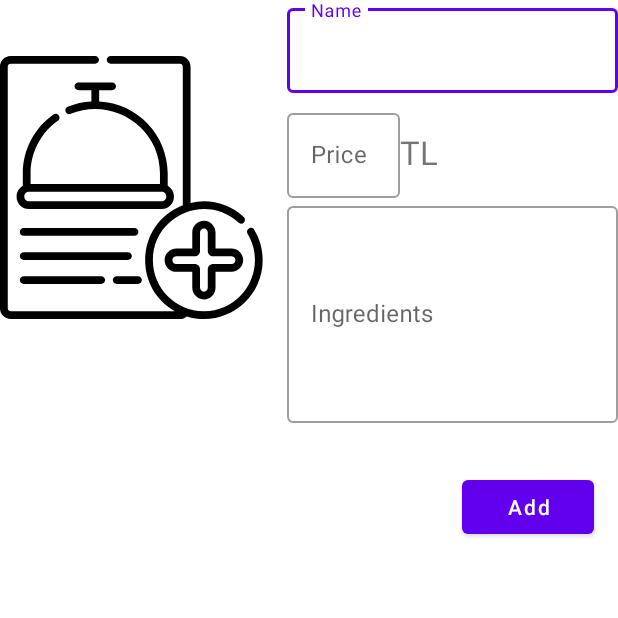
After one commit to yusufarisoy/food-ordering-application, an Android app: the fragment MealAddingFragment shown on its own in the app's theme, on a phone screen of 412 x 824 dp, the top half of it. The commit adds this screen. Run offline under Robolectric (Android 15) with nearby library versions, the phone set to English and light mode, and no system bars; network calls fail.

Commit message:
meal adding xml added

```diff
--- a/app/src/main/AndroidManifest.xml
+++ b/app/src/main/AndroidManifest.xml
@@ -3,11 +3,13 @@
     package="com.kodluyoruz.yahnifood">
 
     <uses-permission android:name="android.permission.INTERNET"/>
+    <uses-permission android:name="android.permission.READ_EXTERNAL_STORAGE"/>
 
     <application
         android:allowBackup="true"
         android:icon="@mipmap/ic_launcher"
         android:label="@string/app_name"
+        android:usesCleartextTraffic="true"
         android:roundIcon="@mipmap/ic_launcher_round"
         android:supportsRtl="true"
         android:theme="@style/Theme.YahniFood">
--- a/app/src/main/java/com/kodluyoruz/yahnifood/service/ApiService.kt
+++ b/app/src/main/java/com/kodluyoruz/yahnifood/service/ApiService.kt
@@ -49,6 +49,7 @@ interface ApiService {
                        @Field("phone_number") phone_number: String,
 
 
+
     ): Call<RestaurantsResponse>
 
     @POST("orders")
--- a/app/src/main/java/com/kodluyoruz/yahnifood/service/RetrofitHelper.kt
+++ b/app/src/main/java/com/kodluyoruz/yahnifood/service/RetrofitHelper.kt
@@ -45,12 +45,11 @@ class RetrofitHelper {
         .build()
 
     private var retrofit: Retrofit = Retrofit.Builder()
-        .baseUrl("http://localhost:3000/")
+        .baseUrl("http://10.0.2.2:3000/")
         .addConverterFactory(GsonConverterFactory.create())
         .client(okhttp)
         .build()
     var service:ApiService = retrofit.create(ApiService::class.java)
-
 
 
     fun listUsers(callBack: UserResponseHandler) {
--- /dev/null
+++ b/app/src/main/java/com/kodluyoruz/yahnifood/ui/meal_adding/MealAddingFragment.kt
@@ -0,0 +1,108 @@
+package com.kodluyoruz.yahnifood.ui.meal_adding
+
+import android.Manifest
+import android.app.Activity.RESULT_OK
+import android.content.Intent
+import android.content.pm.PackageManager
+import android.graphics.Bitmap
+import android.graphics.ImageDecoder
+import android.net.Uri
+import android.os.Build
+import android.os.Bundle
+import android.provider.MediaStore
+import android.view.LayoutInflater
+import android.view.View
+import android.view.ViewGroup
+import android.widget.ImageView
+import androidx.annotation.Nullable
+import androidx.core.app.ActivityCompat
+import androidx.core.content.ContextCompat.checkSelfPermission
+import androidx.lifecycle.ViewModelProvider
+import com.kodluyoruz.yahnifood.databinding.FragmentMealAddingBinding
+import com.kodluyoruz.yahnifood.ui.base.BaseFragment
+import java.io.IOException
+
+
+class MealAddingFragment: BaseFragment() {
+    private lateinit var image : ImageView
+    private lateinit var binding : FragmentMealAddingBinding
+    private val viewModel: MealAddingViewModel by lazy {
+        ViewModelProvider(this).get(MealAddingViewModel::class.java)
+    }
+    var selectedImage: Bitmap? = null
+    var imageData: Uri? = null
+    override fun onCreateView(
+        inflater: LayoutInflater,
+        container: ViewGroup?,
+        savedInstanceState: Bundle?
+    ): View? {
+        binding = FragmentMealAddingBinding.inflate(inflater,container,false)
+        return binding.root
+    }
+
+    override fun onViewCreated(view: View, savedInstanceState: Bundle?) {
+        super.onViewCreated(view, savedInstanceState)
+        initViews()
+        image.setOnClickListener {
+            if (checkSelfPermission(
+                    requireContext(),
+                    Manifest.permission.READ_EXTERNAL_STORAGE
+                ) != PackageManager.PERMISSION_GRANTED
+            ) {
+                ActivityCompat.requestPermissions(
+                    requireActivity(),
+                    arrayOf(Manifest.permission.READ_EXTERNAL_STORAGE),
+                    1
+                )
+            } else {
+                val intentToGallery =
+                    Intent(Intent.ACTION_PICK, MediaStore.Images.Media.EXTERNAL_CONTENT_URI)
+                startActivityForResult(intentToGallery, 2)
+            }
+        }
+    }
+    fun initViews(){
+        image = binding.mealPhoto
+        viewModel.add()
+    }
+
+    override fun onRequestPermissionsResult(
+        requestCode: Int,
+        permissions: Array<String?>,
+        grantResults: IntArray
+    ) {
+        if (requestCode == 1) {
+            if (grantResults.size > 0 && grantResults[0] == PackageManager.PERMISSION_GRANTED) {
+                val intentToGallery =
+                    Intent(Intent.ACTION_PICK, MediaStore.Images.Media.EXTERNAL_CONTENT_URI)
+                startActivityForResult(intentToGallery, 2)
+            }
+        }
+        super.onRequestPermissionsResult(requestCode, permissions, grantResults)
+    }
+
+     override fun onActivityResult(
+        requestCode: Int,
+        resultCode: Int,
+        @Nullable data: Intent?
+    ) {
+        if (requestCode == 2 && resultCode == RESULT_OK && data != null) {
+            imageData = data.data
+            try {
+                selectedImage = if (Build.VERSION.SDK_INT >= 28) {
+                    val source: ImageDecoder.Source =
+                        ImageDecoder.createSource(requireActivity().contentResolver, imageData!!)
+                    ImageDecoder.decodeBitmap(source)
+                } else {
+                    MediaStore.Images.Media.getBitmap(requireActivity().contentResolver, imageData)
+                }
+                image.setImageBitmap(selectedImage)
+            } catch (e: IOException) {
+                e.printStackTrace()
+            }
+        }
+        super.onActivityResult(requestCode, resultCode, data)
+    }
+
+
+}
--- /dev/null
+++ b/app/src/main/java/com/kodluyoruz/yahnifood/ui/meal_adding/MealAddingViewModel.kt
@@ -0,0 +1,50 @@
+package com.kodluyoruz.yahnifood.ui.meal_adding
+
+import android.util.Log
+import androidx.lifecycle.ViewModel
+import com.kodluyoruz.yahnifood.models.Menu
+import com.kodluyoruz.yahnifood.models.UsersResponse
+import com.kodluyoruz.yahnifood.service.ApiService
+import com.kodluyoruz.yahnifood.service.RetrofitHelper
+import com.kodluyoruz.yahnifood.service.UserResponseHandler
+
+
+class MealAddingViewModel: ViewModel() {
+    private lateinit var service :ApiService
+    private lateinit var retfofitHelper : RetrofitHelper
+
+    init {
+        retfofitHelper = RetrofitHelper()
+        service = retfofitHelper.service
+
+    }
+    fun add(){
+        retfofitHelper.listUsers(object : UserResponseHandler{
+            override fun onResponse(response: UsersResponse) {
+                Log.v("Tag",response.get(0).email)
+            }
+
+            override fun onError() {
+
+            }
+
+        })
+    }
+    /*
+    fun addMeal(){
+        service.getUser(1).enqueue(object : Callback<UsersResponse>{
+            override fun onResponse(call: Call<UsersResponse>, response: Response<UsersResponse>) {
+                Log.v("Tag","${response.body()?.size}")
+            }
+
+            override fun onFailure(call: Call<UsersResponse>, t: Throwable) {
+                Log.v("Tag",t.message!!)
+            }
+
+        })
+    }
+
+
+     */
+
+}
--- a/app/src/main/java/com/kodluyoruz/yahnifood/ui/meal_detail/MealDetailFragment.kt
+++ b/app/src/main/java/com/kodluyoruz/yahnifood/ui/meal_detail/MealDetailFragment.kt
@@ -8,6 +8,7 @@ import android.widget.AdapterView
 import android.widget.ArrayAdapter
 import android.widget.CheckedTextView
 import android.widget.ListView
+import androidx.navigation.fragment.findNavController
 import androidx.navigation.fragment.navArgs
 import com.bumptech.glide.Glide
 import com.kodluyoruz.yahnifood.R
--- /dev/null
+++ b/app/src/main/res/drawable/add_food_icon.xml
@@ -0,0 +1,10 @@
+<vector android:height="24dp" android:viewportHeight="512"
+    android:viewportWidth="512" android:width="24dp" xmlns:android="http://schemas.android.com/apk/res/android">
+    <path android:fillColor="#FF000000" android:pathData="m218.297,66.578c4.168,0 7.543,-3.375 7.543,-7.543 0,-4.168 -3.375,-7.543 -7.543,-7.543h-65.641c-4.164,0 -7.543,3.375 -7.543,7.543 0,4.168 3.379,7.543 7.543,7.543h25.277v21.91c-15.875,0.758 -31.324,4.156 -46.016,10.133 -3.859,1.57 -5.715,5.973 -4.145,9.832 1.57,3.859 5.973,5.711 9.832,4.145 80.551,-32.773 173.813,24.828 173.813,116.043v20.766h-251.879v-20.766c0,-40.672 19.875,-78.965 53.164,-102.43 3.406,-2.402 4.223,-7.105 1.82,-10.512 -2.398,-3.406 -7.105,-4.219 -10.512,-1.82 -37.297,26.289 -59.563,69.191 -59.563,114.762v23.914c-7.273,4.145 -12.191,11.969 -12.191,20.922v0.531c0,13.273 10.801,24.074 24.074,24.074h258.293c13.273,0 24.074,-10.797 24.074,-24.074v-0.531c0,-8.953 -4.918,-16.777 -12.191,-20.922v-23.914c0,-75.078 -59.273,-136.57 -133.484,-140.145v-21.918zM323.609,273.477v0.535c0,4.953 -4.031,8.984 -8.984,8.984h-258.297c-4.949,0 -8.98,-4.031 -8.98,-8.984v-0.535c0,-4.953 4.027,-8.984 8.98,-8.984h258.297c4.953,0 8.984,4.031 8.984,8.984zM323.609,273.477"/>
+    <path android:fillColor="#FF000000" android:pathData="m46.094,350.152h215.719c4.168,0 7.547,-3.379 7.547,-7.543 0,-4.168 -3.379,-7.547 -7.547,-7.547h-215.719c-4.168,0 -7.547,3.379 -7.547,7.547 0,4.164 3.379,7.543 7.547,7.543zM46.094,350.152"/>
+    <path android:fillColor="#FF000000" android:pathData="m256.617,389.441c0,-4.164 -3.379,-7.543 -7.543,-7.543h-202.98c-4.168,0 -7.547,3.379 -7.547,7.543 0,4.168 3.379,7.543 7.547,7.543h202.98c4.164,0 7.543,-3.375 7.543,-7.543zM256.617,389.441"/>
+    <path android:fillColor="#FF000000" android:pathData="m46.094,428.734c-4.168,0 -7.547,3.375 -7.547,7.543 0,4.168 3.379,7.543 7.547,7.543h150.883c4.164,0 7.543,-3.375 7.543,-7.543 0,-4.168 -3.379,-7.543 -7.543,-7.543zM46.094,428.734"/>
+    <path android:fillColor="#FF000000" android:pathData="m227.152,443.82h41.367c4.168,0 7.543,-3.375 7.543,-7.543 0,-4.168 -3.375,-7.543 -7.543,-7.543h-41.367c-4.164,0 -7.543,3.375 -7.543,7.543 0,4.168 3.379,7.543 7.543,7.543zM227.152,443.82"/>
+    <path android:fillColor="#FF000000" android:pathData="m494.848,338.18c-2.16,-3.57 -6.797,-4.707 -10.359,-2.543 -3.57,2.164 -4.707,6.801 -2.543,10.359 39.789,65.695 -7.543,150.746 -85.008,150.746 -54.793,0 -99.324,-44.598 -99.324,-99.332 0,-85.988 102.926,-131.801 166.625,-73.051 3.07,2.828 7.836,2.625 10.664,-0.43 2.828,-3.07 2.625,-7.836 -0.434,-10.664 -28.367,-26.148 -67.313,-35.75 -103.516,-27.289v-265.254c0,-11.43 -9.305,-20.723 -20.73,-20.723h-134.891c-4.176,0 -7.543,3.379 -7.543,7.543 0,4.164 3.367,7.547 7.543,7.547h134.891c3.109,0 5.641,2.523 5.641,5.633v269.898c-90.16,34.789 -99.223,158.555 -15.359,206.289h-319.773c-3.105,0 -5.641,-2.523 -5.641,-5.633v-470.555c0,-3.109 2.535,-5.633 5.641,-5.633h164.426c4.164,0 7.543,-3.383 7.543,-7.547 0,-4.164 -3.379,-7.543 -7.543,-7.543h-164.426c-11.426,0 -20.73,9.293 -20.73,20.723v470.555c0,11.43 9.305,20.723 20.73,20.723h329.492c5.18,0 9.918,-1.91 13.559,-5.07 73.344,22.27 147.574,-32.98 147.574,-109.52 0,-20.934 -5.711,-41.414 -16.508,-59.23zM494.848,338.18"/>
+    <path android:fillColor="#FF000000" android:pathData="m396.938,473.879c12.48,0 22.633,-10.152 22.633,-22.633v-31.203h31.203c12.855,0 23.215,-10.758 22.609,-23.715 -0.57,-12.086 -10.688,-21.551 -23.031,-21.551h-30.781v-30.777c0,-12.348 -9.465,-22.465 -21.555,-23.035 -12.988,-0.609 -23.711,9.77 -23.711,22.605v31.207h-30.777c-12.688,0 -23.059,10.008 -23.059,22.633 0,12.48 10.152,22.633 22.633,22.633h31.203v30.777c0,12.688 10.008,23.059 22.633,23.059zM343.098,404.953c-4.23,0 -7.73,-3.516 -7.535,-7.918 0.188,-3.953 3.758,-7.168 7.965,-7.168h35.43c5.754,0 10.438,-4.684 10.438,-10.438v-35.855c0,-4.234 3.52,-7.73 7.918,-7.535 3.953,0.184 7.168,3.758 7.168,7.961v35.43c0,5.758 4.684,10.438 10.438,10.438h35.434c4.238,0 7.969,3.301 7.969,7.543 0,4.16 -3.383,7.547 -7.543,7.547h-35.859c-5.754,0 -10.434,4.68 -10.434,10.434v35.859c0,4.23 -3.52,7.73 -7.922,7.535 -3.953,-0.188 -7.168,-3.758 -7.168,-7.961v-35.434c0,-5.754 -4.68,-10.438 -10.438,-10.438zM343.098,404.953"/>
+</vector>
--- /dev/null
+++ b/app/src/main/res/layout/fragment_meal_adding.xml
@@ -0,0 +1,95 @@
+<?xml version="1.0" encoding="utf-8"?>
+
+<androidx.constraintlayout.widget.ConstraintLayout
+    xmlns:android="http://schemas.android.com/apk/res/android"
+    xmlns:app="http://schemas.android.com/apk/res-auto"
+    xmlns:tools="http://schemas.android.com/tools"
+    android:layout_width="match_parent"
+    android:layout_height="match_parent" >
+
+    <ImageView
+        android:id="@+id/mealPhoto"
+        android:layout_width="175dp"
+        android:layout_height="250dp"
+        app:layout_constraintStart_toStartOf="parent"
+        app:layout_constraintTop_toTopOf="parent"
+        android:src="@drawable/add_food_icon"/>
+
+    <com.google.android.material.textfield.TextInputLayout
+        android:id="@+id/mealNameEditText"
+        style="@style/Widget.MaterialComponents.TextInputLayout.OutlinedBox"
+        android:layout_width="0dp"
+        android:layout_height="wrap_content"
+        android:layout_marginStart="16dp"
+        android:hint="Name"
+        app:layout_constraintEnd_toEndOf="parent"
+        app:layout_constraintStart_toEndOf="@+id/mealPhoto"
+        app:layout_constraintTop_toTopOf="parent">
+
+        <com.google.android.material.textfield.TextInputEditText
+            android:layout_width="match_parent"
+            android:layout_height="wrap_content"
+            android:inputType="textShortMessage"/>
+
+    </com.google.android.material.textfield.TextInputLayout>
+
+    <com.google.android.material.textfield.TextInputLayout
+        android:id="@+id/mealPriceEditText"
+        style="@style/Widget.MaterialComponents.TextInputLayout.OutlinedBox"
+        android:layout_width="75dp"
+        android:layout_height="wrap_content"
+        android:layout_marginStart="16dp"
+        android:layout_marginTop="8dp"
+        android:hint="Price"
+        app:layout_constraintStart_toEndOf="@+id/mealPhoto"
+        app:layout_constraintTop_toBottomOf="@+id/mealNameEditText">
+
+        <com.google.android.material.textfield.TextInputEditText
+            android:layout_width="match_parent"
+            android:layout_height="wrap_content"
+            android:inputType="numberDecimal" />
+
+    </com.google.android.material.textfield.TextInputLayout>
+
+    <TextView
+        android:id="@+id/textView"
+        android:layout_width="wrap_content"
+        android:layout_height="wrap_content"
+        android:text="TL"
+        android:textSize="22dp"
+        app:layout_constraintBottom_toBottomOf="@+id/mealPriceEditText"
+        app:layout_constraintStart_toEndOf="@+id/mealPriceEditText"
+        app:layout_constraintTop_toTopOf="@+id/mealPriceEditText" />
+
+    <com.google.android.material.textfield.TextInputLayout
+        android:id="@+id/mealIngredientsEditText"
+        style="@style/Widget.MaterialComponents.TextInputLayout.OutlinedBox"
+        android:layout_width="0dp"
+        android:layout_height="150dp"
+        android:hint="Ingredients"
+        app:layout_constraintStart_toStartOf="@+id/mealPriceEditText"
+        app:layout_constraintTop_toBottomOf="@+id/mealPriceEditText"
+        app:layout_constraintEnd_toEndOf="parent"
+        >
+
+        <com.google.android.material.textfield.TextInputEditText
+            android:layout_width="match_parent"
+            android:layout_height="match_parent"
+            android:inputType="textLongMessage"/>
+
+    </com.google.android.material.textfield.TextInputLayout>
+
+    <Button
+        android:layout_width="wrap_content"
+        android:layout_height="wrap_content"
+        android:layout_marginTop="32dp"
+        android:layout_marginEnd="16dp"
+        android:text="Add"
+        android:textAllCaps="false"
+        app:layout_constraintEnd_toEndOf="parent"
+        app:layout_constraintTop_toBottomOf="@+id/mealIngredientsEditText" />
+
+
+
+
+</androidx.constraintlayout.widget.ConstraintLayout>
--- a/app/src/main/res/layout/fragment_meal_detail.xml
+++ b/app/src/main/res/layout/fragment_meal_detail.xml
@@ -119,6 +119,7 @@
 
 
     <Button
+        android:id="@+id/submit"
         android:layout_width="wrap_content"
         android:layout_height="wrap_content"
         android:layout_marginEnd="32dp"
```
